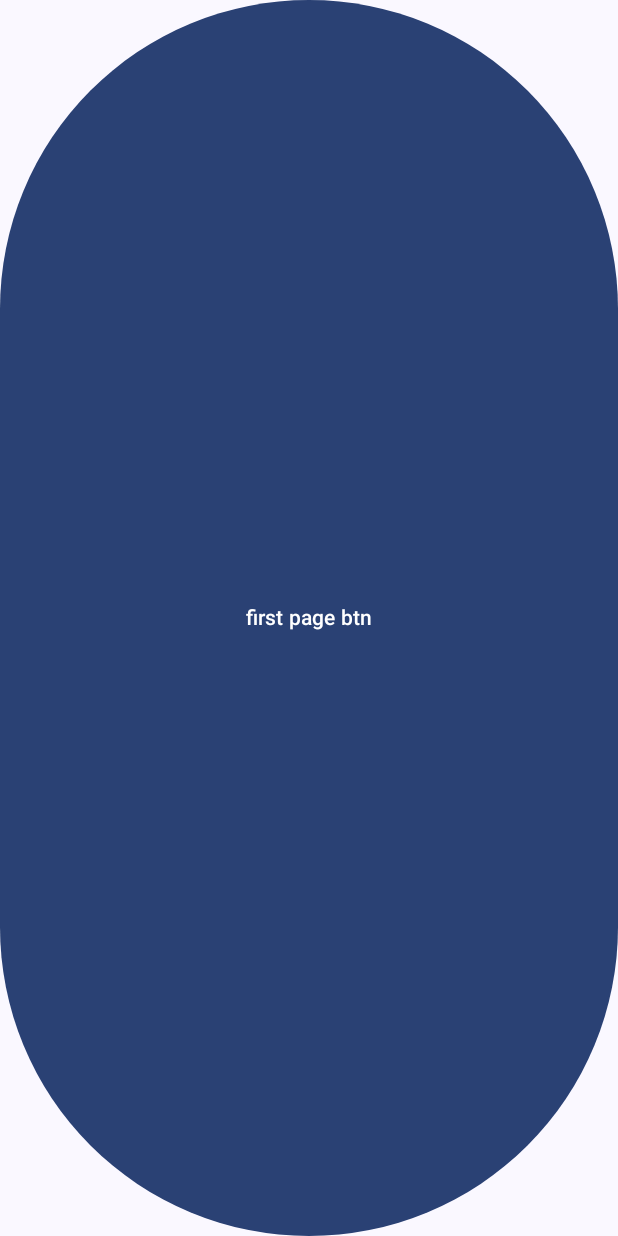
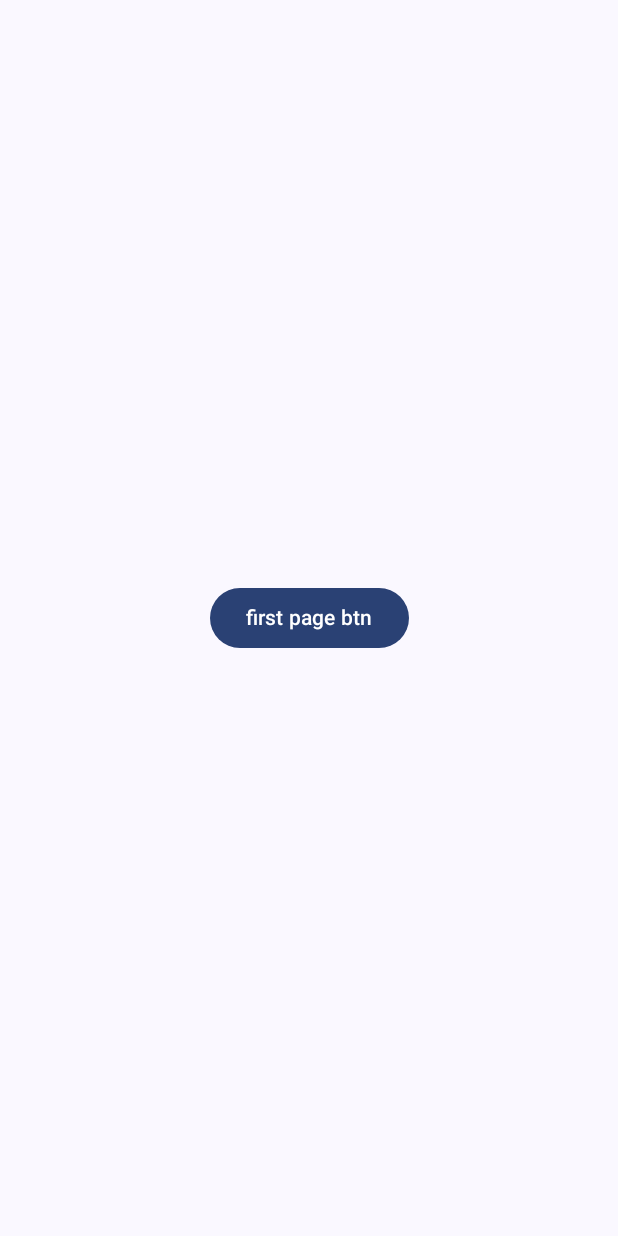
Before and after one commit to na30eb/Navigation_compose_Simple_Example, an Android app built with Jetpack Compose: the screen it shows after launch (MainActivity), on a phone screen of 412 x 824 dp. Run offline under Robolectric (Android 15) with nearby library versions, the phone set to English and light mode, and no system bars.

Commit message:
ui debug

```diff
--- a/app/src/main/java/com/example/myapplication/FirstPage.kt
+++ b/app/src/main/java/com/example/myapplication/FirstPage.kt
@@ -1,21 +1,40 @@
 package com.example.myapplication
 
+import androidx.compose.foundation.layout.Arrangement
+import androidx.compose.foundation.layout.Column
+import androidx.compose.foundation.layout.size
 import androidx.compose.material3.Button
 import androidx.compose.material3.Text
 import androidx.compose.runtime.Composable
+import androidx.compose.ui.Alignment
+import androidx.compose.ui.Modifier
+import androidx.compose.ui.tooling.preview.Preview
+import androidx.compose.ui.unit.dp
 import androidx.navigation.NavController
+import com.example.myapplication.ui.theme.MyApplicationTheme
 
 @Composable
 fun FirstPage(navController: NavController) {
     // Define your data
     val name = "John"
     val lastName = "Doe"
+    Column (
+        verticalArrangement = Arrangement.Center,
+        horizontalAlignment = Alignment.CenterHorizontally    ){
+        Button(onClick = {
+            navController.navigate("secondPage/$name/$lastName")
+        }) {
+            Text(text = "first page btn")
+            // Your button content
+        }
+    }
+    // Navigate to the second page with data
 
-    // Navigate to the second page with data
-    Button(onClick = {
-        navController.navigate("secondPage/$name/$lastName")
-    }) {
-        Text(text = "first page btn")
-        // Your button content
+}
+@Preview(showBackground = true)
+@Composable
+fun FirstPagePreview() {
+    MyApplicationTheme {
+
     }
 }
```
Also changed, not shown: app/src/main/java/com/example/myapplication/SecondPage.kt (+15 -5 lines).
